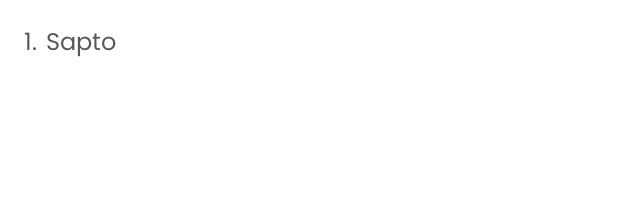
After one commit to ukiprastowo17/ProjectGroupMakerBinar, an Android app: the layout item_detail_history.xml on its own in the app's theme, with its tools: preview values and no code run, on a phone screen of 412 x 824 dp. The commit adds this screen. Shown: the top 222 px of the screen. Run offline under Robolectric (Android 15) with nearby library versions, the phone set to English and light mode, and no system bars.

Commit message:
merge  revisi bug 6 layout History

```diff
--- a/app/src/main/java/com/binar/projectgroupmakerbinar/ui/history/adapter/HistoryDetailAdapter.kt
+++ b/app/src/main/java/com/binar/projectgroupmakerbinar/ui/history/adapter/HistoryDetailAdapter.kt
@@ -4,6 +4,7 @@ import android.view.LayoutInflater
 import android.view.ViewGroup
 import androidx.recyclerview.widget.RecyclerView
 import com.binar.projectgroupmakerbinar.data.room.entity.ResultData
+import com.binar.projectgroupmakerbinar.databinding.ItemDetailHistoryBinding
 import com.binar.projectgroupmakerbinar.databinding.ItemHistoryBinding
 import com.binar.projectgroupmakerbinar.databinding.ItemMemberBinding
 
@@ -21,7 +22,7 @@ class HistoryDetailAdapter(private val itemClick: (ResultData) -> Unit) :
     }
 
     override fun onCreateViewHolder(parent: ViewGroup, viewType: Int): HistoryDetailViewHolder {
-        val binding = ItemHistoryBinding.inflate(LayoutInflater.from(parent.context), parent, false)
+        val binding = ItemDetailHistoryBinding.inflate(LayoutInflater.from(parent.context), parent, false)
         return HistoryDetailViewHolder(binding, itemClick)
     }
 
@@ -32,7 +33,7 @@ class HistoryDetailAdapter(private val itemClick: (ResultData) -> Unit) :
     override fun getItemCount(): Int = items.size
 
 
-    class HistoryDetailViewHolder(private val binding: ItemHistoryBinding, val itemClick: (ResultData) -> Unit) :
+    class HistoryDetailViewHolder(private val binding: ItemDetailHistoryBinding, val itemClick: (ResultData) -> Unit) :
         RecyclerView.ViewHolder(binding.root) {
 
         fun bindView(item: ResultData) {
--- /dev/null
+++ b/app/src/main/res/layout/item_detail_history.xml
@@ -0,0 +1,38 @@
+<?xml version="1.0" encoding="utf-8"?>
+    <androidx.constraintlayout.widget.ConstraintLayout xmlns:android="http://schemas.android.com/apk/res/android"
+    xmlns:app="http://schemas.android.com/apk/res-auto"
+    xmlns:tools="http://schemas.android.com/tools"
+        android:layout_width="match_parent"
+        android:layout_height="wrap_content"
+        android:padding="8dp">
+
+        <TextView
+            android:id="@+id/tv_id_member"
+            android:layout_width="wrap_content"
+            android:layout_height="wrap_content"
+            android:padding="8dp"
+            android:fontFamily="@font/poppins_regular"
+            android:textColor="@color/black_1"
+            android:textSize="16sp"
+            app:layout_constraintBottom_toBottomOf="parent"
+            app:layout_constraintStart_toStartOf="parent"
+            app:layout_constraintTop_toTopOf="parent"
+            tools:text="1."/>
+
+        <TextView
+            android:id="@+id/tv_name_member"
+            android:layout_width="wrap_content"
+            android:layout_height="wrap_content"
+            android:padding="8dp"
+            android:fontFamily="@font/poppins_regular"
+            android:textColor="@color/black_1"
+            android:textSize="16sp"
+            app:layout_constraintBottom_toBottomOf="parent"
+            app:layout_constraintTop_toTopOf="parent"
+            app:layout_constraintStart_toEndOf="@id/tv_id_member"
+            android:layout_marginStart="-10dp"
+            tools:text="Sapto"/>
+
+
+
+    </androidx.constraintlayout.widget.ConstraintLayout>
```
Also changed, not shown: app/src/main/res/layout/activity_history_form.xml (+32 -0 lines).
